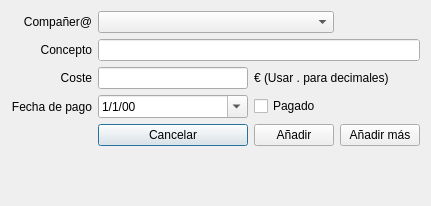
First picture: the form in ticketdialog.ui, repository emepetres/Six-of-Spades, before the edit.
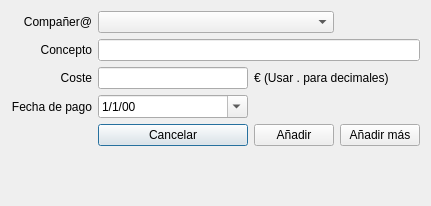
Second picture: the form after the edit.

The edit to the form file:
```diff
--- a/ticketdialog.ui
+++ b/ticketdialog.ui
@@ -96,16 +96,6 @@
      </property>
     </widget>
    </item>
-   <item row="3" column="2">
-    <widget class="QCheckBox" name="checkBox">
-     <property name="layoutDirection">
-      <enum>Qt::LeftToRight</enum>
-     </property>
-     <property name="text">
-      <string>Pagado</string>
-     </property>
-    </widget>
-   </item>
    <item row="4" column="1">
     <widget class="QPushButton" name="cancel_Button">
      <property name="text">
```
Left out of the diff: 12 changed lines with no effect on the pictures.
